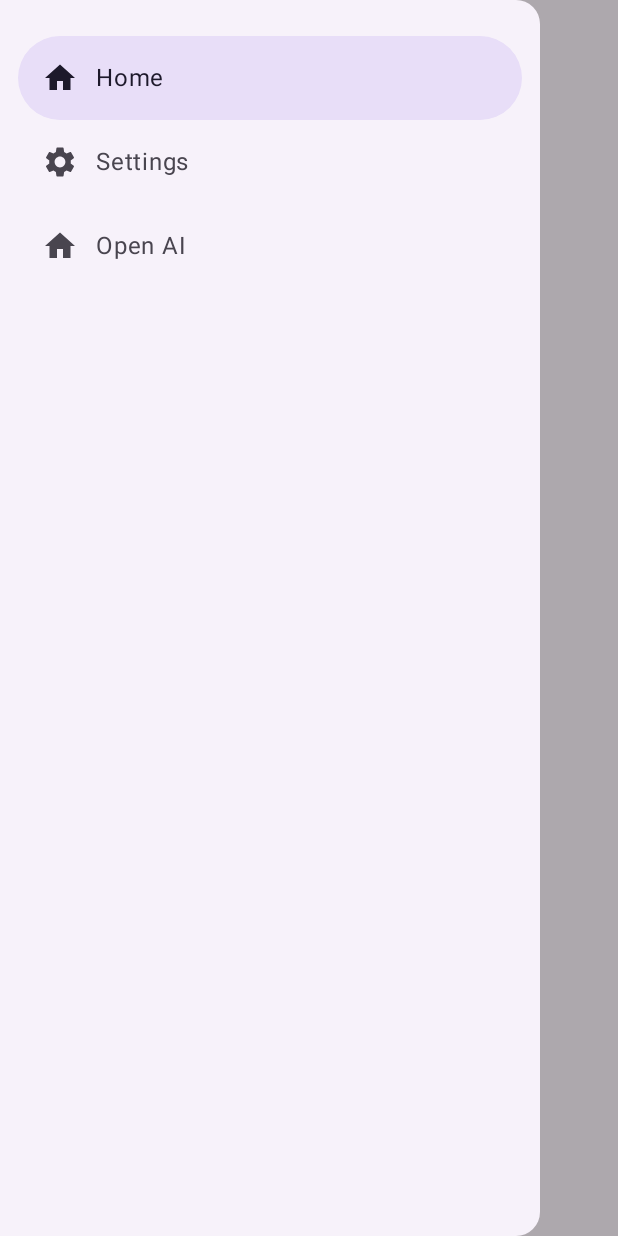
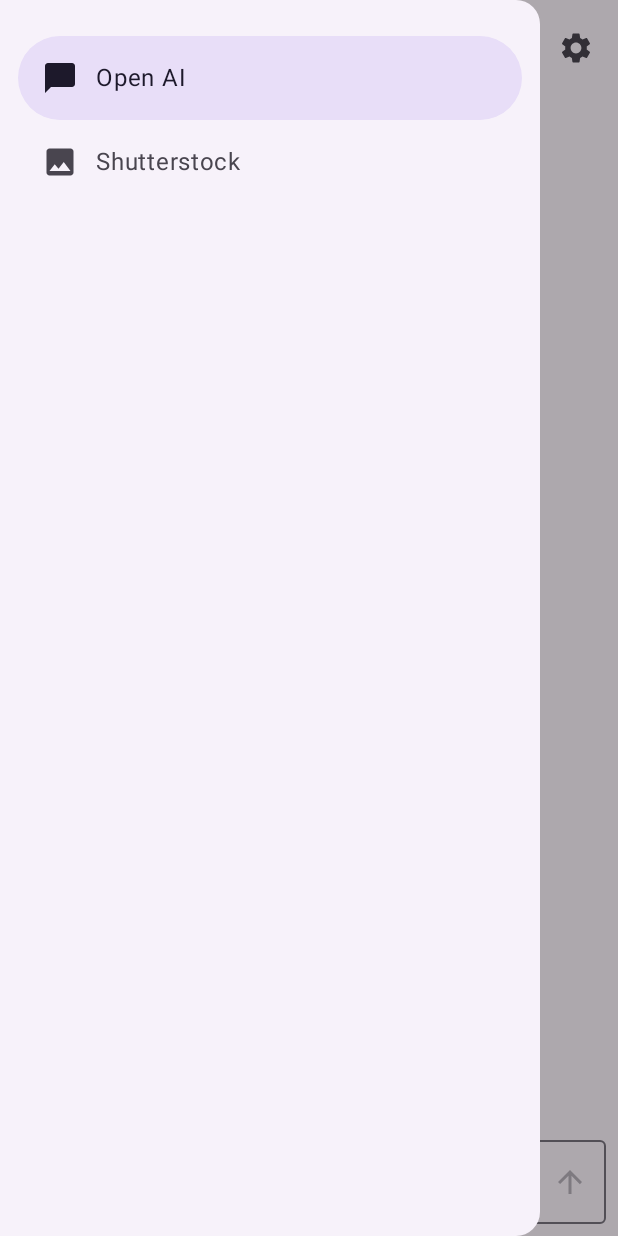
Before and after one commit to SilverPineSoftware/UUKotlinNetworking, an Android app built with Jetpack Compose: the screen it shows after launch (MainActivity), after a tap on "Menu", on a phone screen of 412 x 824 dp. Run offline under Robolectric (Android 15) with nearby library versions, the phone set to English and light mode, and no system bars; 4 statements that could not run were skipped.

Commit message:
Stub out a shutter stock screen

```diff
--- a/app/src/main/java/com/silverpine/uu/sample/networking/MainActivity.kt
+++ b/app/src/main/java/com/silverpine/uu/sample/networking/MainActivity.kt
@@ -5,11 +5,11 @@ import androidx.activity.ComponentActivity
 import androidx.activity.compose.setContent
 import androidx.compose.foundation.layout.Box
 import androidx.compose.foundation.layout.Spacer
-import androidx.compose.foundation.layout.fillMaxSize
 import androidx.compose.foundation.layout.height
 import androidx.compose.foundation.layout.padding
 import androidx.compose.material.icons.Icons
-import androidx.compose.material.icons.filled.Home
+import androidx.compose.material.icons.filled.ChatBubble
+import androidx.compose.material.icons.filled.Image
 import androidx.compose.material.icons.filled.Menu
 import androidx.compose.material.icons.filled.Settings
 import androidx.compose.material3.DrawerValue
@@ -17,7 +17,6 @@ import androidx.compose.material3.ExperimentalMaterial3Api
 import androidx.compose.material3.Icon
 import androidx.compose.material3.IconButton
 import androidx.compose.material3.MaterialTheme
-import androidx.compose.material3.ModalBottomSheet
 import androidx.compose.material3.ModalDrawerSheet
 import androidx.compose.material3.ModalNavigationDrawer
 import androidx.compose.material3.NavigationDrawerItem
@@ -26,20 +25,18 @@ import androidx.compose.material3.Scaffold
 import androidx.compose.material3.Text
 import androidx.compose.material3.TopAppBar
 import androidx.compose.material3.rememberDrawerState
-import androidx.compose.material3.rememberModalBottomSheetState
 import androidx.compose.runtime.Composable
 import androidx.compose.runtime.getValue
 import androidx.compose.runtime.mutableStateOf
 import androidx.compose.runtime.remember
 import androidx.compose.runtime.rememberCoroutineScope
 import androidx.compose.runtime.setValue
-import androidx.compose.ui.Alignment
 import androidx.compose.ui.Modifier
 import androidx.compose.ui.graphics.vector.ImageVector
 import androidx.compose.ui.unit.dp
 import com.silverpine.uu.sample.networking.openai.OpenAiScreen
-import com.silverpine.uu.sample.networking.openai.OpenAiSettingsScreen
 import com.silverpine.uu.sample.networking.openai.SettingsRepository
+import com.silverpine.uu.sample.networking.shutterstock.ShutterStockScreen
 import kotlinx.coroutines.launch
 
 class MainActivity : ComponentActivity()
@@ -58,9 +55,8 @@ class MainActivity : ComponentActivity()
 
 sealed class AppScreen(val label: String, val icon: ImageVector)
 {
-    object Home : AppScreen("Home", Icons.Default.Home)
-    object Settings : AppScreen("Settings", Icons.Default.Settings)
-    object OpenAi : AppScreen("Open AI", Icons.Default.Home)
+    object OpenAi : AppScreen("Open AI", Icons.Default.ChatBubble)
+    object ShutterStock : AppScreen("Shutterstock", Icons.Default.Image)
 }
 
 @OptIn(ExperimentalMaterial3Api::class)
@@ -72,15 +68,12 @@ fun MainScreen()
     val drawerState = rememberDrawerState(initialValue = DrawerValue.Closed)
     val scope = rememberCoroutineScope()
 
-    //var showSettings by remember { mutableStateOf(false) }
-    //val sheetState = rememberModalBottomSheetState(skipPartiallyExpanded = true)
+    var currentScreen by remember { mutableStateOf<AppScreen>(AppScreen.OpenAi) }
 
-    var currentScreen by remember { mutableStateOf<AppScreen>(AppScreen.Home) }
+    val drawerItems = listOf(AppScreen.OpenAi, AppScreen.ShutterStock)
 
-    val drawerItems = listOf(AppScreen.Home, AppScreen.Settings, AppScreen.OpenAi)
-
-    // State that controls whether the OpenAI settings sheet should be visible
     var showOpenAiSettings by remember { mutableStateOf(false) }
+    var showShutterstockSettings by remember { mutableStateOf(false) }
 
     ModalNavigationDrawer(
         drawerState = drawerState,
@@ -114,22 +107,20 @@ fun MainScreen()
                     actions = {
                         when (currentScreen)
                         {
-                            is AppScreen.Home -> {
-                                /*IconButton(onClick = { /* do something */ }) {
-                                    Icon(Icons.Default.Settings, contentDescription = "Home action")
-                                }*/
-                            }
-                            is AppScreen.Settings -> {
-                                /*IconButton(onClick = { /* do something */ }) {
-                                    Icon(Icons.Default.Home, contentDescription = "Settings action")
-                                }*/
-                            }
                             is AppScreen.OpenAi -> {
                                 IconButton(onClick = {
                                     showOpenAiSettings = true
                                 })
                                 {
                                     Icon(Icons.Default.Settings, contentDescription = "Open AI Settings")
+                                }
+                            }
+                            is AppScreen.ShutterStock -> {
+                                IconButton(onClick = {
+                                    showShutterstockSettings = true
+                                })
+                                {
+                                    Icon(Icons.Default.Settings, contentDescription = "Shutterstock Settings")
                                 }
                             }
                         }
@@ -141,51 +132,18 @@ fun MainScreen()
             {
                 when (currentScreen)
                 {
-                    is AppScreen.Home -> HomeScreen()
-                    is AppScreen.Settings -> SettingsScreen()
                     is AppScreen.OpenAi -> OpenAiScreen(
                         repository = repository,
                         showSettings = showOpenAiSettings,
                         onSettingsDismissed = { showOpenAiSettings = false }
                     )
+                    is AppScreen.ShutterStock -> ShutterStockScreen(
+                        //repository = repository,
+                        showSettings = showShutterstockSettings,
+                        onSettingsDismissed = { showShutterstockSettings = false }
+                    )
                 }
             }
-
-            /*if (showSettings)
-            {
-                ModalBottomSheet(
-                    onDismissRequest = { showSettings = false },
-                    sheetState = sheetState
-                ) {
-                    OpenAiSettingsScreen(
-                        repository = repository,
-                        onClose = {
-                            scope.launch { sheetState.hide() }
-                                .invokeOnCompletion { showSettings = false }
-                        }
-                    )
-                }
-            }*/
         }
     }
 }
-
-@Composable
-fun HomeScreen() {
-    Box(
-        modifier = Modifier.fillMaxSize(),
-        contentAlignment = Alignment.Center
-    ) {
-        Text("This is the Home Screen")
-    }
-}
-
-@Composable
-fun SettingsScreen() {
-    Box(
-        modifier = Modifier.fillMaxSize(),
-        contentAlignment = Alignment.Center
-    ) {
-        Text("This is the Settings Screen")
-    }
-}
```
Also changed, not shown: app/src/main/java/com/silverpine/uu/sample/networking/shutterstock/ShutterStockScreen.kt (added, +23 -0 lines).
